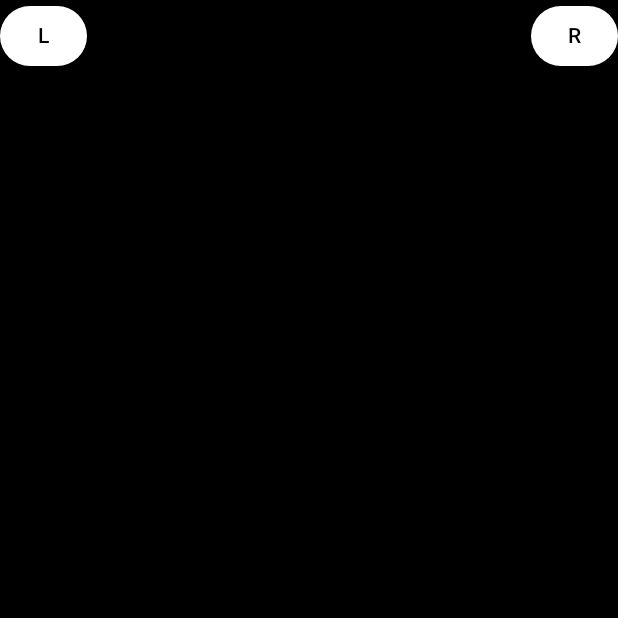
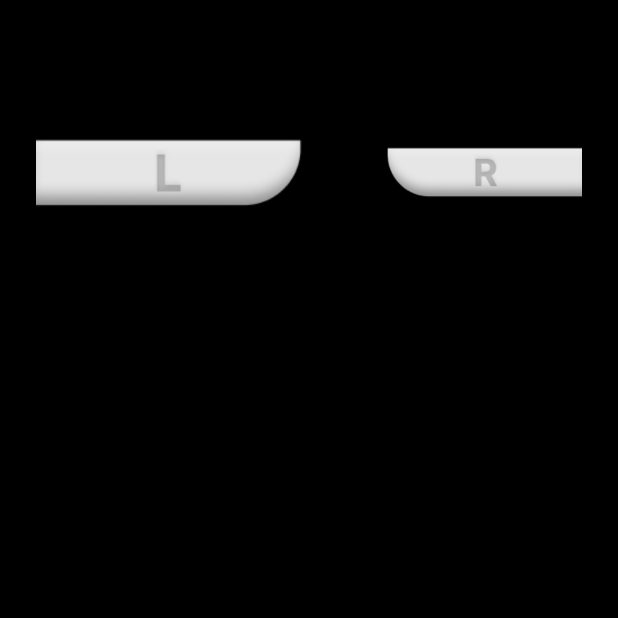
Before and after one commit to MDP-Group40/Android, an Android app built with Jetpack Compose: the composable LeftRightTab shown on its own in the app's theme, on a phone screen of 412 x 824 dp, the top half of it. Run offline under Robolectric (Android 15) with nearby library versions, the phone set to English and light mode, and no system bars.

Commit message:
lr button
Signed-off-by: Joelle <joellenjx@gmail.com>

```diff
--- a/app/src/main/java/com/example/mdpandroid/ui/simulator/IdleScreen.kt
+++ b/app/src/main/java/com/example/mdpandroid/ui/simulator/IdleScreen.kt
@@ -1,7 +1,20 @@
 package com.example.mdpandroid.ui.simulator
 
+import androidx.compose.foundation.Image
 import androidx.compose.foundation.background
-import androidx.compose.foundation.layout.*
+import androidx.compose.foundation.layout.Arrangement
+import androidx.compose.foundation.layout.Box
+import androidx.compose.foundation.layout.Column
+import androidx.compose.foundation.layout.Row
+import androidx.compose.foundation.layout.Spacer
+import androidx.compose.foundation.layout.fillMaxSize
+import androidx.compose.foundation.layout.fillMaxWidth
+import androidx.compose.foundation.layout.height
+import androidx.compose.foundation.layout.offset
+import androidx.compose.foundation.layout.padding
+import androidx.compose.foundation.layout.size
+import androidx.compose.material3.Button
+import androidx.compose.material3.ButtonDefaults
 import androidx.compose.material3.Scaffold
 import androidx.compose.material3.SnackbarDuration
 import androidx.compose.material3.SnackbarHost
@@ -12,15 +25,19 @@
 import androidx.compose.runtime.rememberCoroutineScope
 import androidx.compose.ui.Modifier
 import androidx.compose.ui.graphics.Color
+import androidx.compose.ui.res.painterResource
 import androidx.compose.ui.unit.dp
+import androidx.compose.ui.zIndex
 import androidx.lifecycle.viewmodel.compose.viewModel
 import androidx.navigation.NavHostController
+import com.example.mdpandroid.R
 import com.example.mdpandroid.ui.buttons.GameControls
 import com.example.mdpandroid.ui.car.Car
 import com.example.mdpandroid.ui.car.CarViewModel
 import com.example.mdpandroid.ui.car.CarViewModelFactory
 import com.example.mdpandroid.ui.grid.GridMap
 import com.example.mdpandroid.ui.header.StatusDisplay
+import com.example.mdpandroid.ui.safeNavigate
 import com.example.mdpandroid.ui.shared.SharedViewModel
 import com.example.mdpandroid.ui.sidebar.CoordinateEntryDialog
 import com.example.mdpandroid.ui.sidebar.Sidebar
@@ -81,12 +98,21 @@
                     )
                 }
             }
+            Row(
+                modifier = Modifier
+                    .fillMaxWidth()
+                    .offset(y = 120.dp)
+                    .zIndex(1f)
+            ) {
+                LeftRightTab(navController = navController)
+            }
             // Control buttons
             GameControls(
                 carViewModel, navController, Modifier
                     .fillMaxWidth()
                     .height(250.dp)
             )
+
         }
     }
 
@@ -109,3 +135,44 @@
         isObstacle = true
     )
 }
+
+
+@Composable
+fun LeftRightTab(navController: NavHostController) {
+    Row(
+        modifier = Modifier.fillMaxWidth(),
+        horizontalArrangement = Arrangement.SpaceBetween,
+    ) {
+        // Left Button (L)
+        Button(
+            onClick = { navController.safeNavigate("grid") },
+            colors = ButtonDefaults.buttonColors(
+                containerColor = Color.Transparent // Make button background transparent
+            ),
+            modifier = Modifier.size(230.dp), // Adjust size for the button
+            content = {
+                Image(
+                    painter = painterResource(id = R.drawable.l_button), // Your image resource
+                    contentDescription = "L Button",
+                    modifier = Modifier.fillMaxSize() // Make sure image fills button space
+                )
+            }
+        )
+
+        // Right Button (R)
+        Button(
+            onClick = { navController.safeNavigate("message") },
+            colors = ButtonDefaults.buttonColors(
+                containerColor = Color.Transparent
+            ),
+            modifier = Modifier.size(230.dp), // Ensure consistent size for the button
+            content = {
+                Image(
+                    painter = painterResource(id = R.drawable.r_button), // Your image resource
+                    contentDescription = "R Button",
+                    modifier = Modifier.fillMaxSize() // Make sure image fills button space
+                )
+            }
+        )
+    }
+}
```
Also changed, not shown: app/src/main/java/com/example/mdpandroid/ui/buttons/GameControl.kt (+31 -10 lines), app/src/main/java/com/example/mdpandroid/ui/buttons/MoveButton.kt (+2 -13 lines), app/src/main/res/drawable/l_button.png (added), app/src/main/res/drawable/r_button.png (added).
